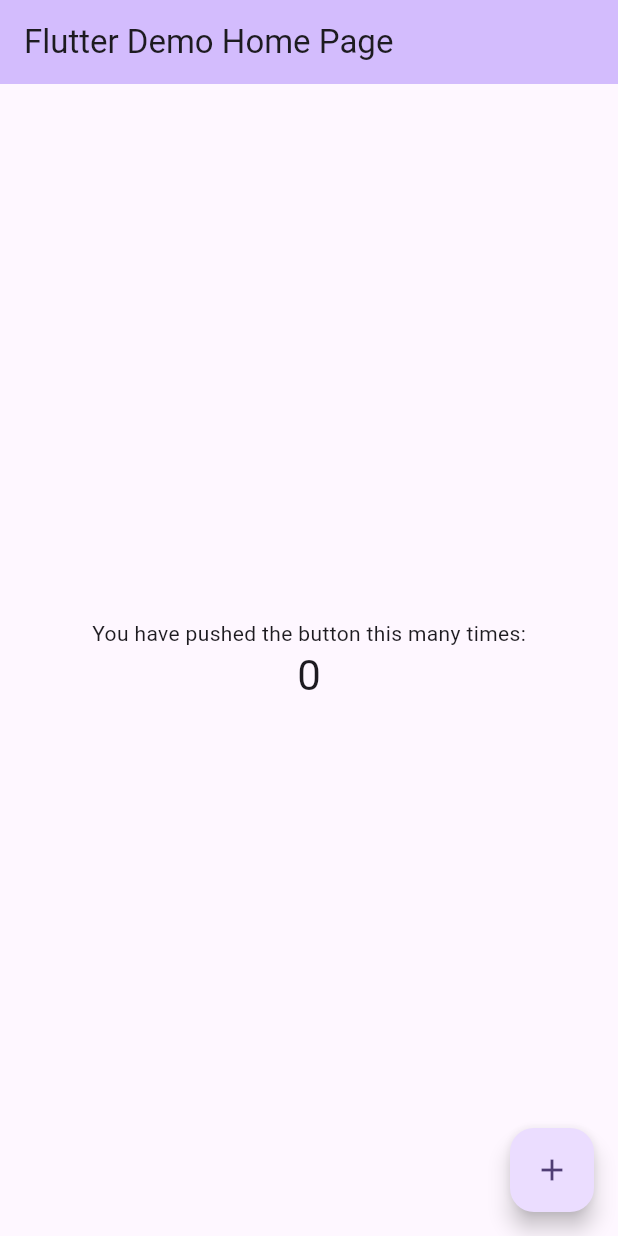
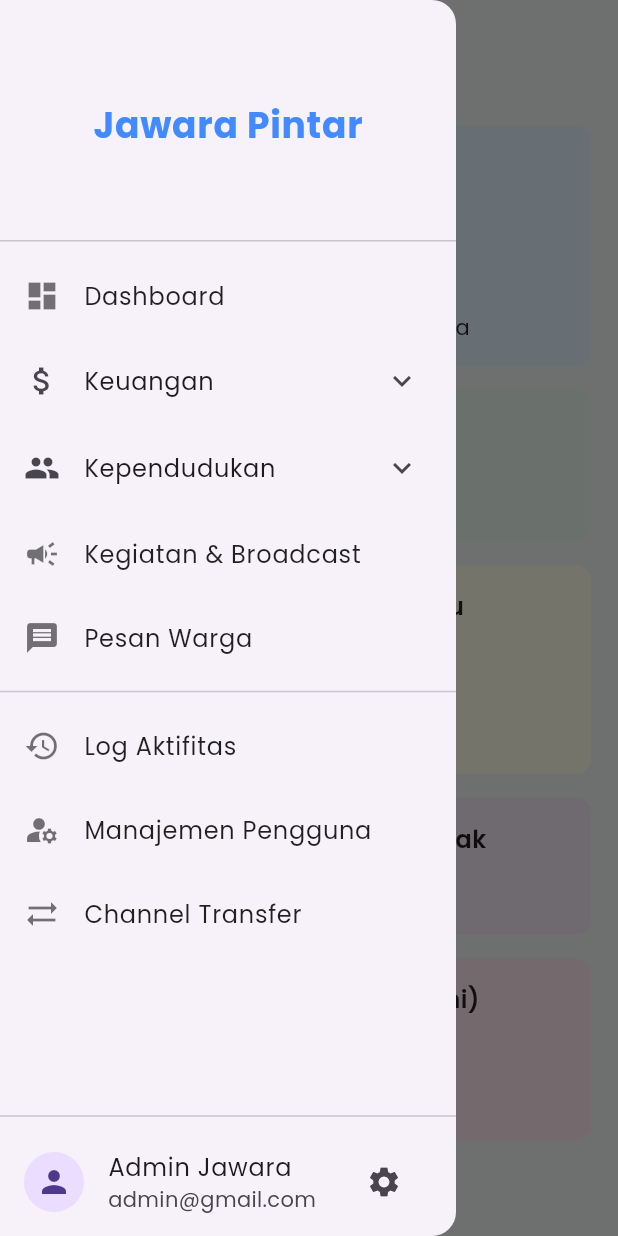
Before and after one commit to Ruphasa/Pentagram, a Flutter app: the screen it shows after launch, with the side drawer open (before the commit the screen has no drawer), on a phone screen of 412 x 824 dp. Run offline on Flutter 3.47's test engine with Material 3 defaults, Android fonts, the phone set to English and light mode, and no system bars; our stand-ins replace google_fonts.

Commit message:
Feat : side bar n dashboard for now

```diff
--- a/lib/main.dart
+++ b/lib/main.dart
@@ -1,4 +1,6 @@
 import 'package:flutter/material.dart';
+import 'package:google_fonts/google_fonts.dart';
+import 'page/dashboard.dart'; // <-- DISESUAIKAN DENGAN STRUKTUR ANDA
 
 void main() {
   runApp(const MyApp());
@@ -7,116 +9,19 @@ void main() {
 class MyApp extends StatelessWidget {
   const MyApp({super.key});
 
-  // This widget is the root of your application.
   @override
   Widget build(BuildContext context) {
     return MaterialApp(
-      title: 'Flutter Demo',
-      theme: ThemeData(
-        // This is the theme of your application.
-        //
-        // TRY THIS: Try running your application with "flutter run". You'll see
-        // the application has a purple toolbar. Then, without quitting the app,
-        // try changing the seedColor in the colorScheme below to Colors.green
-        // and then invoke "hot reload" (save your changes or press the "hot
-        // reload" button in a Flutter-supported IDE, or press "r" if you used
-        // the command line to start the app).
-        //
-        // Notice that the counter didn't reset back to zero; the application
-        // state is not lost during the reload. To reset the state, use hot
-        // restart instead.
-        //
-        // This works for code too, not just values: Most code changes can be
-        // tested with just a hot reload.
-        colorScheme: ColorScheme.fromSeed(seedColor: Colors.deepPurple),
+      title: 'Dashboard Jawara Pintar',
+      debugShowCheckedModeBanner: false,
+      theme: ThemeData.light().copyWith(
+        scaffoldBackgroundColor: const Color(0xFFF0F5F5),
+        textTheme: GoogleFonts.poppinsTextTheme(Theme.of(context).textTheme)
+            .apply(bodyColor: Colors.black87),
+        canvasColor: const Color(0xFFFFFFFF),
       ),
-      home: const MyHomePage(title: 'Flutter Demo Home Page'),
+      // Class yang dipanggil tetap DashboardScreen
+      home: DashboardScreen(),
     );
   }
 }
-
-class MyHomePage extends StatefulWidget {
-  const MyHomePage({super.key, required this.title});
-
-  // This widget is the home page of your application. It is stateful, meaning
-  // that it has a State object (defined below) that contains fields that affect
-  // how it looks.
-
-  // This class is the configuration for the state. It holds the values (in this
-  // case the title) provided by the parent (in this case the App widget) and
-  // used by the build method of the State. Fields in a Widget subclass are
-  // always marked "final".
-
-  final String title;
-
-  @override
-  State<MyHomePage> createState() => _MyHomePageState();
-}
-
-class _MyHomePageState extends State<MyHomePage> {
-  int _counter = 0;
-
-  void _incrementCounter() {
-    setState(() {
-      // This call to setState tells the Flutter framework that something has
-      // changed in this State, which causes it to rerun the build method below
-      // so that the display can reflect the updated values. If we changed
-      // _counter without calling setState(), then the build method would not be
-      // called again, and so nothing would appear to happen.
-      _counter++;
-    });
-  }
-
-  @override
-  Widget build(BuildContext context) {
-    // This method is rerun every time setState is called, for instance as done
-    // by the _incrementCounter method above.
-    //
-    // The Flutter framework has been optimized to make rerunning build methods
-    // fast, so that you can just rebuild anything that needs updating rather
-    // than having to individually change instances of widgets.
-    return Scaffold(
-      appBar: AppBar(
-        // TRY THIS: Try changing the color here to a specific color (to
-        // Colors.amber, perhaps?) and trigger a hot reload to see the AppBar
-        // change color while the other colors stay the same.
-        backgroundColor: Theme.of(context).colorScheme.inversePrimary,
-        // Here we take the value from the MyHomePage object that was created by
-        // the App.build method, and use it to set our appbar title.
-        title: Text(widget.title),
-      ),
-      body: Center(
-        // Center is a layout widget. It takes a single child and positions it
-        // in the middle of the parent.
-        child: Column(
-          // Column is also a layout widget. It takes a list of children and
-          // arranges them vertically. By default, it sizes itself to fit its
-          // children horizontally, and tries to be as tall as its parent.
-          //
-          // Column has various properties to control how it sizes itself and
-          // how it positions its children. Here we use mainAxisAlignment to
-          // center the children vertically; the main axis here is the vertical
-          // axis because Columns are vertical (the cross axis would be
-          // horizontal).
-          //
-          // TRY THIS: Invoke "debug painting" (choose the "Toggle Debug Paint"
-          // action in the IDE, or press "p" in the console), to see the
-          // wireframe for each widget.
-          mainAxisAlignment: MainAxisAlignment.center,
-          children: <Widget>[
-            const Text('You have pushed the button this many times:'),
-            Text(
-              '$_counter',
-              style: Theme.of(context).textTheme.headlineMedium,
-            ),
-          ],
-        ),
-      ),
-      floatingActionButton: FloatingActionButton(
-        onPressed: _incrementCounter,
-        tooltip: 'Increment',
-        child: const Icon(Icons.add),
-      ), // This trailing comma makes auto-formatting nicer for build methods.
-    );
-  }
-}
--- /dev/null
+++ b/lib/models/dashboard_item.dart
@@ -0,0 +1,18 @@
+import 'package:flutter/material.dart';
+
+// Model untuk merepresentasikan data setiap kartu di dashboard
+class DashboardItem {
+  final String title;
+  final IconData icon;
+  final Color color;
+  final Widget content; // Konten bisa berupa widget apa saja
+  final double width;    // Lebar kartu untuk layout desktop
+
+  DashboardItem({
+    required this.title,
+    required this.icon,
+    required this.color,
+    required this.content,
+    this.width = 350, // Lebar default
+  });
+}
--- /dev/null
+++ b/lib/page/dashboard.dart
@@ -0,0 +1,53 @@
+import 'package:flutter/material.dart';
+import '../responsive.dart';
+import '../widgets/dashboard_grid.dart';
+import '../widgets/side_menu.dart';
+
+class DashboardScreen extends StatelessWidget {
+  final GlobalKey<ScaffoldState> _scaffoldKey = GlobalKey<ScaffoldState>();
+
+  DashboardScreen({super.key});
+
+  @override
+  Widget build(BuildContext context) {
+    return Scaffold(
+      key: _scaffoldKey,
+      drawer: const SideMenu(),
+      body: SafeArea(
+        child: Row(
+          crossAxisAlignment: CrossAxisAlignment.start,
+          children: [
+            // Tampilkan sidebar jika desktop
+            if (Responsive.isDesktop(context))
+              const Expanded(
+                child: SideMenu(),
+              ),
+
+            // Konten Utama
+            Expanded(
+              flex: 5,
+              child: SingleChildScrollView(
+                padding: const EdgeInsets.all(18.0),
+                child: Column(
+                  crossAxisAlignment: CrossAxisAlignment.start,
+                  children: [
+                    // Tombol menu untuk mobile
+                    if (!Responsive.isDesktop(context))
+                      IconButton(
+                        icon: const Icon(Icons.menu),
+                        onPressed: () => _scaffoldKey.currentState?.openDrawer(),
+                      ),
+                    const SizedBox(height: 18.0),
+
+                    // Cukup panggil DashboardGrid widget
+                    const DashboardGrid(),
+                  ],
+                ),
+              ),
+            ),
+          ],
+        ),
+      ),
+    );
+  }
+}
--- /dev/null
+++ b/lib/responsive.dart
@@ -0,0 +1,36 @@
+import 'package:flutter/material.dart';
+
+class Responsive extends StatelessWidget {
+  final Widget mobile;
+  final Widget? tablet;
+  final Widget desktop;
+
+  const Responsive({
+    Key? key,
+    required this.mobile,
+    this.tablet,
+    required this.desktop,
+  }) : super(key: key);
+
+  static bool isMobile(BuildContext context) =>
+      MediaQuery.of(context).size.width < 850;
+
+  static bool isTablet(BuildContext context) =>
+      MediaQuery.of(context).size.width < 1100 &&
+      MediaQuery.of(context).size.width >= 850;
+
+  static bool isDesktop(BuildContext context) =>
+      MediaQuery.of(context).size.width >= 1100;
+
+  @override
+  Widget build(BuildContext context) {
+    final Size size = MediaQuery.of(context).size;
+    if (size.width >= 1100) {
+      return desktop;
+    } else if (size.width >= 850 && tablet != null) {
+      return tablet!;
+    } else {
+      return mobile;
+    }
+  }
+}
--- /dev/null
+++ b/lib/widgets/dashboard_grid.dart
@@ -0,0 +1,84 @@
+import 'package:flutter/material.dart';
+import '../models/dashboard_item.dart';
+import '../responsive.dart';
+import 'info_card.dart';
+
+class DashboardGrid extends StatelessWidget {
+  const DashboardGrid({Key? key}) : super(key: key);
+
+  @override
+  Widget build(BuildContext context) {
+    // List data yang akan ditampilkan. UI dipisahkan dari data.
+    final List<DashboardItem> dashboardItems = [
+      DashboardItem(
+        title: "Total Kegiatan",
+        icon: Icons.event,
+        color: const Color(0xFFE3F2FD),
+        content: Column(
+          crossAxisAlignment: CrossAxisAlignment.start,
+          children: const [
+            Text("0", style: TextStyle(fontSize: 48, fontWeight: FontWeight.bold)),
+            Text("Jumlah seluruh event yang sudah ada"),
+          ],
+        ),
+      ),
+      DashboardItem(
+        title: "Kegiatan per Kategori",
+        icon: Icons.category,
+        color: const Color(0xFFE8F5E9),
+        width: 300,
+        content: Row(
+          children: [
+            Container(width: 40, height: 30, color: Colors.blue),
+            const SizedBox(width: 8),
+            Container(width: 40, height: 30, color: Colors.orange),
+            const SizedBox(width: 8),
+            Container(width: 40, height: 30, color: Colors.purple),
+            const SizedBox(width: 8),
+            Container(width: 40, height: 30, color: Colors.yellow),
+          ],
+        ),
+      ),
+      DashboardItem(
+        title: "Kegiatan berdasarkan Waktu",
+        icon: Icons.access_time,
+        color: const Color(0xFFFFFDE7),
+        content: Column(
+          crossAxisAlignment: CrossAxisAlignment.start,
+          children: const [
+            Text("Sudah Lewat: 0"),
+            SizedBox(height: 4),
+            Text("Hari Ini: 0"),
+            SizedBox(height: 4),
+            Text("Akan Datang: 0"),
+          ],
+        ),
+      ),
+      DashboardItem(
+        title: "Penanggung Jawab Terbanyak",
+        icon: Icons.person_pin,
+        color: const Color(0xFFF3E5F5),
+        content: const SizedBox(height: 20),
+      ),
+      DashboardItem(
+        title: "Kegiatan per Bulan (Tahun Ini)",
+        icon: Icons.calendar_today,
+        color: const Color(0xFFFCE4EC),
+        width: 600,
+        content: const SizedBox(height: 50),
+      ),
+    ];
+
+    return Wrap(
+      spacing: 16,
+      runSpacing: 16,
+      children: dashboardItems.map((item) {
+        return SizedBox(
+          // Di mobile, kartu akan full-width. Di desktop, sesuai model.
+          width: Responsive.isMobile(context) ? double.infinity : item.width,
+          child: InfoCard(item: item),
+        );
+      }).toList(),
+    );
+  }
+}
--- /dev/null
+++ b/lib/widgets/info_card.dart
@@ -0,0 +1,44 @@
+import 'package:flutter/material.dart';
+import '../models/dashboard_item.dart';
+
+class InfoCard extends StatelessWidget {
+  final DashboardItem item;
+
+  const InfoCard({
+    Key? key,
+    required this.item,
+  }) : super(key: key);
+
+  @override
+  Widget build(BuildContext context) {
+    return Container(
+      padding: const EdgeInsets.all(16),
+      decoration: BoxDecoration(
+        color: item.color,
+        borderRadius: const BorderRadius.all(Radius.circular(10)),
+      ),
+      child: Column(
+        crossAxisAlignment: CrossAxisAlignment.start,
+        children: [
+          Row(
+            children: [
+              Icon(item.icon, color: Colors.black54, size: 20),
+              const SizedBox(width: 8),
+              Text(
+                item.title,
+                style: const TextStyle(
+                  fontWeight: FontWeight.w600,
+                  fontSize: 16,
+                  color: Colors.black87,
+                ),
+              ),
+            ],
+          ),
+          const SizedBox(height: 16),
+          // Tampilkan konten dari model
+          item.content,
+        ],
+      ),
+    );
+  }
+}
--- /dev/null
+++ b/lib/widgets/side_menu.dart
@@ -0,0 +1,97 @@
+// (Salin kode SideMenu dari jawaban sebelumnya)
+import 'package:flutter/material.dart';
+
+class SideMenu extends StatelessWidget {
+  const SideMenu({Key? key}) : super(key: key);
+
+  @override
+  Widget build(BuildContext context) {
+    return Drawer(
+      child: Column(
+        children: [
+          const DrawerHeader(
+            child: Center(
+              child: Text(
+                "Jawara Pintar",
+                style: TextStyle(
+                  fontSize: 24,
+                  fontWeight: FontWeight.bold,
+                  color: Colors.blueAccent,
+                ),
+              ),
+            ),
+          ),
+          Expanded(
+            child: ListView(
+              padding: EdgeInsets.zero,
+              children: [
+                DrawerListTile(title: "Dashboard", icon: Icons.dashboard, onTap: () {}),
+                ExpansionTile(
+                  leading: const Icon(Icons.attach_money),
+                  title: const Text("Keuangan"),
+                  children: <Widget>[
+                    DrawerListTile(title: "Pemasukan", icon: Icons.arrow_downward, onTap: () {}, isSubMenu: true),
+                    DrawerListTile(title: "Pengeluaran", icon: Icons.arrow_upward, onTap: () {}, isSubMenu: true),
+                    DrawerListTile(title: "Laporan Keuangan", icon: Icons.receipt_long, onTap: () {}, isSubMenu: true),
+                  ],
+                ),
+                ExpansionTile(
+                  leading: const Icon(Icons.people),
+                  title: const Text("Kependudukan"),
+                  children: <Widget>[
+                    DrawerListTile(title: "Data Warga & Rumah", icon: Icons.home_work, onTap: () {}, isSubMenu: true),
+                     DrawerListTile(title: "Penerimaan Warga", icon: Icons.person_add, onTap: () {}, isSubMenu: true),
+                     DrawerListTile(title: "Mutasi Keluarga", icon: Icons.transfer_within_a_station, onTap: () {}, isSubMenu: true),
+                  ],
+                ),
+                DrawerListTile(title: "Kegiatan & Broadcast", icon: Icons.campaign, onTap: () {}),
+                DrawerListTile(title: "Pesan Warga", icon: Icons.message, onTap: () {}),
+                const Divider(),
+                DrawerListTile(title: "Log Aktifitas", icon: Icons.history, onTap: () {}),
+                DrawerListTile(title: "Manajemen Pengguna", icon: Icons.manage_accounts, onTap: () {}),
+                DrawerListTile(title: "Channel Transfer", icon: Icons.sync_alt, onTap: () {}),
+              ],
+            ),
+          ),
+          const Divider(),
+          ListTile(
+            leading: const CircleAvatar(
+              child: Icon(Icons.person),
+            ),
+            title: const Text("Admin Jawara"),
+            subtitle: const Text("admin@gmail.com"),
+            trailing: IconButton(
+              icon: const Icon(Icons.settings),
+              onPressed: () {},
+            ),
+          ),
+        ],
+      ),
+    );
+  }
+}
+
+class DrawerListTile extends StatelessWidget {
+  const DrawerListTile({
+    Key? key,
+    required this.title,
+    required this.icon,
+    required this.onTap,
+    this.isSubMenu = false,
+  }) : super(key: key);
+
+  final String title;
+  final IconData icon;
+  final VoidCallback onTap;
+  final bool isSubMenu;
+
+  @override
+  Widget build(BuildContext context) {
+    return ListTile(
+      contentPadding: isSubMenu ? const EdgeInsets.only(left: 48.0) : null,
+      leading: Icon(icon, color: Colors.black54),
+      title: Text(title, style: const TextStyle(color: Colors.black87)),
+      onTap: onTap,
+    );
+  }
+}
--- a/pubspec.yaml
+++ b/pubspec.yaml
@@ -33,7 +33,8 @@ dependencies:
 
   # The following adds the Cupertino Icons font to your application.
   # Use with the CupertinoIcons class for iOS style icons.
-  cupertino_icons: ^1.0.8
+  cupertino_icons: ^1.0.2
+  google_fonts: ^6.2.1
 
 dev_dependencies:
   flutter_test:
```
Also changed, not shown: pubspec.lock, 1 other file.
